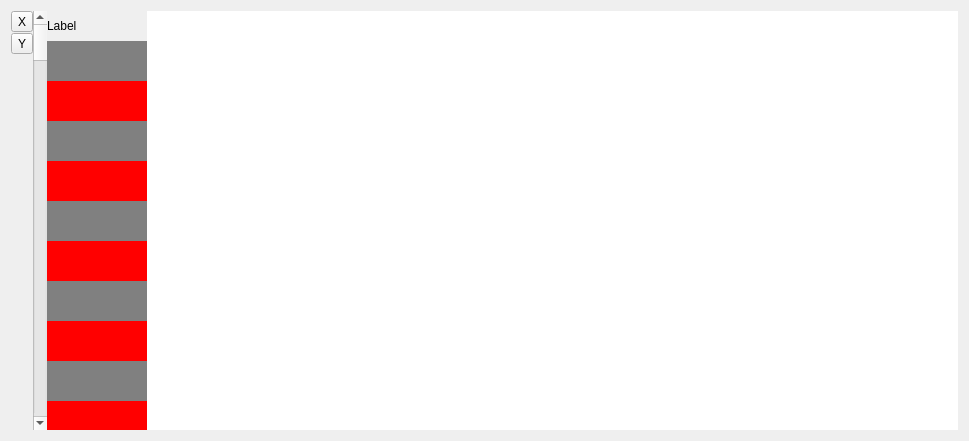
Before: the Qt Designer form timelinewidget.ui in pfaion/TimelineTest, drawn with Qt 5.
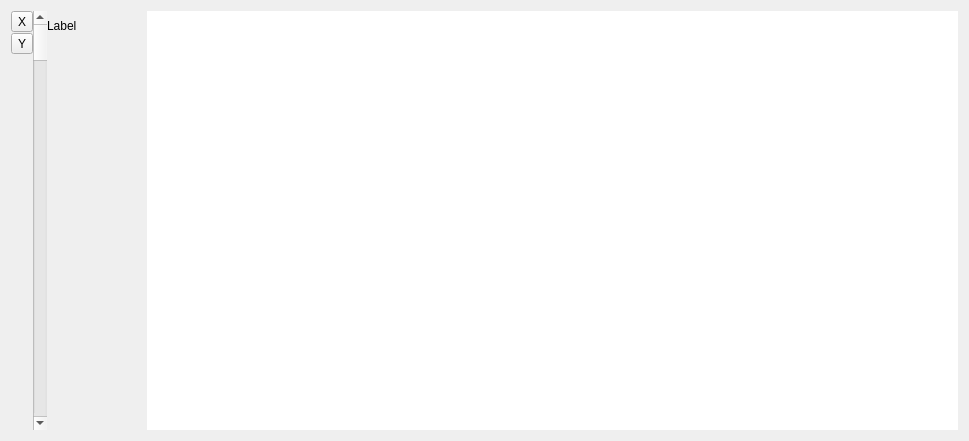
After: the same form once the commit is applied.

```diff
--- a/timelinewidget.ui
+++ b/timelinewidget.ui
@@ -171,7 +171,7 @@
         <x>0</x>
         <y>0</y>
         <width>100</width>
-        <height>400</height>
+        <height>387</height>
        </rect>
       </property>
       <property name="minimumSize">
@@ -202,286 +202,6 @@
        <property name="bottomMargin">
         <number>0</number>
        </property>
-       <item>
-        <widget class="QFrame" name="frame_3">
-         <property name="minimumSize">
-          <size>
-           <width>100</width>
-           <height>40</height>
-          </size>
-         </property>
-         <property name="maximumSize">
-          <size>
-           <width>100</width>
-           <height>40</height>
-          </size>
-         </property>
-         <property name="autoFillBackground">
-          <bool>false</bool>
-         </property>
-         <property name="styleSheet">
-          <string notr="true">background-color: gray</string>
-         </property>
-         <property name="frameShape">
-          <enum>QFrame::NoFrame</enum>
-         </property>
-         <property name="frameShadow">
-          <enum>QFrame::Raised</enum>
-         </property>
-        </widget>
-       </item>
-       <item>
-        <widget class="QFrame" name="frame_11">
-         <property name="minimumSize">
-          <size>
-           <width>100</width>
-           <height>40</height>
-          </size>
-         </property>
-         <property name="maximumSize">
-          <size>
-           <width>100</width>
-           <height>40</height>
-          </size>
-         </property>
-         <property name="autoFillBackground">
-          <bool>false</bool>
-         </property>
-         <property name="styleSheet">
-          <string notr="true">background-color: red</string>
-         </property>
-         <property name="frameShape">
-          <enum>QFrame::NoFrame</enum>
-         </property>
-         <property name="frameShadow">
-          <enum>QFrame::Raised</enum>
-         </property>
-        </widget>
-       </item>
-       <item>
-        <widget class="QFrame" name="frame_10">
-         <property name="minimumSize">
-          <size>
-           <width>100</width>
-           <height>40</height>
-          </size>
-         </property>
-         <property name="maximumSize">
-          <size>
-           <width>100</width>
-           <height>40</height>
-          </size>
-         </property>
-         <property name="autoFillBackground">
-          <bool>false</bool>
-         </property>
-         <property name="styleSheet">
-          <string notr="true">background-color: gray</string>
-         </property>
-         <property name="frameShape">
-          <enum>QFrame::NoFrame</enum>
-         </property>
-         <property name="frameShadow">
-          <enum>QFrame::Raised</enum>
-         </property>
-        </widget>
-       </item>
-       <item>
-        <widget class="QFrame" name="frame_9">
-         <property name="minimumSize">
-          <size>
-           <width>100</width>
-           <height>40</height>
-          </size>
-         </property>
-         <property name="maximumSize">
-          <size>
-           <width>100</width>
-           <height>40</height>
-          </size>
-         </property>
-         <property name="autoFillBackground">
-          <bool>false</bool>
-         </property>
-         <property name="styleSheet">
-          <string notr="true">background-color: red</string>
-         </property>
-         <property name="frameShape">
-          <enum>QFrame::NoFrame</enum>
-         </property>
-         <property name="frameShadow">
-          <enum>QFrame::Raised</enum>
-         </property>
-        </widget>
-       </item>
-       <item>
-        <widget class="QFrame" name="frame_8">
-         <property name="minimumSize">
-          <size>
-           <width>100</width>
-           <height>40</height>
-          </size>
-         </property>
-         <property name="maximumSize">
-          <size>
-           <width>100</width>
-           <height>40</height>
-          </size>
-         </property>
-         <property name="autoFillBackground">
-          <bool>false</bool>
-         </property>
-         <property name="styleSheet">
-          <string notr="true">background-color: gray</string>
-         </property>
-         <property name="frameShape">
-          <enum>QFrame::NoFrame</enum>
-         </property>
-         <property name="frameShadow">
-          <enum>QFrame::Raised</enum>
-         </property>
-        </widget>
-       </item>
-       <item>
-        <widget class="QFrame" name="frame_7">
-         <property name="minimumSize">
-          <size>
-           <width>100</width>
-           <height>40</height>
-          </size>
-         </property>
-         <property name="maximumSize">
-          <size>
-           <width>100</width>
-           <height>40</height>
-          </size>
-         </property>
-         <property name="autoFillBackground">
-          <bool>false</bool>
-         </property>
-         <property name="styleSheet">
-          <string notr="true">background-color: red</string>
-         </property>
-         <property name="frameShape">
-          <enum>QFrame::NoFrame</enum>
-         </property>
-         <property name="frameShadow">
-          <enum>QFrame::Raised</enum>
-         </property>
-        </widget>
-       </item>
-       <item>
-        <widget class="QFrame" name="frame_6">
-         <property name="minimumSize">
-          <size>
-           <width>100</width>
-           <height>40</height>
-          </size>
-         </property>
-         <property name="maximumSize">
-          <size>
-           <width>100</width>
-           <height>40</height>
-          </size>
-         </property>
-         <property name="autoFillBackground">
-          <bool>false</bool>
-         </property>
-         <property name="styleSheet">
-          <string notr="true">background-color: gray</string>
-         </property>
-         <property name="frameShape">
-          <enum>QFrame::NoFrame</enum>
-         </property>
-         <property name="frameShadow">
-          <enum>QFrame::Raised</enum>
-         </property>
-        </widget>
-       </item>
-       <item>
-        <widget class="QFrame" name="frame_5">
-         <property name="minimumSize">
-          <size>
-           <width>100</width>
-           <height>40</height>
-          </size>
-         </property>
-         <property name="maximumSize">
-          <size>
-           <width>100</width>
-           <height>40</height>
-          </size>
-         </property>
-         <property name="autoFillBackground">
-          <bool>false</bool>
-         </property>
-         <property name="styleSheet">
-          <string notr="true">background-color: red</string>
-         </property>
-         <property name="frameShape">
-          <enum>QFrame::NoFrame</enum>
-         </property>
-         <property name="frameShadow">
-          <enum>QFrame::Raised</enum>
-         </property>
-        </widget>
-       </item>
-       <item>
-        <widget class="QFrame" name="frame_4">
-         <property name="minimumSize">
-          <size>
-           <width>100</width>
-           <height>40</height>
-          </size>
-         </property>
-         <property name="maximumSize">
-          <size>
-           <width>100</width>
-           <height>40</height>
-          </size>
-         </property>
-         <property name="autoFillBackground">
-          <bool>false</bool>
-         </property>
-         <property name="styleSheet">
-          <string notr="true">background-color: gray</string>
-         </property>
-         <property name="frameShape">
-          <enum>QFrame::NoFrame</enum>
-         </property>
-         <property name="frameShadow">
-          <enum>QFrame::Raised</enum>
-         </property>
-        </widget>
-       </item>
-       <item>
-        <widget class="QFrame" name="frame_2">
-         <property name="minimumSize">
-          <size>
-           <width>100</width>
-           <height>40</height>
-          </size>
-         </property>
-         <property name="maximumSize">
-          <size>
-           <width>100</width>
-           <height>40</height>
-          </size>
-         </property>
-         <property name="autoFillBackground">
-          <bool>false</bool>
-         </property>
-         <property name="styleSheet">
-          <string notr="true">background-color: red</string>
-         </property>
-         <property name="frameShape">
-          <enum>QFrame::NoFrame</enum>
-         </property>
-         <property name="frameShadow">
-          <enum>QFrame::Raised</enum>
-         </property>
-        </widget>
-       </item>
       </layout>
      </widget>
     </widget>
```
